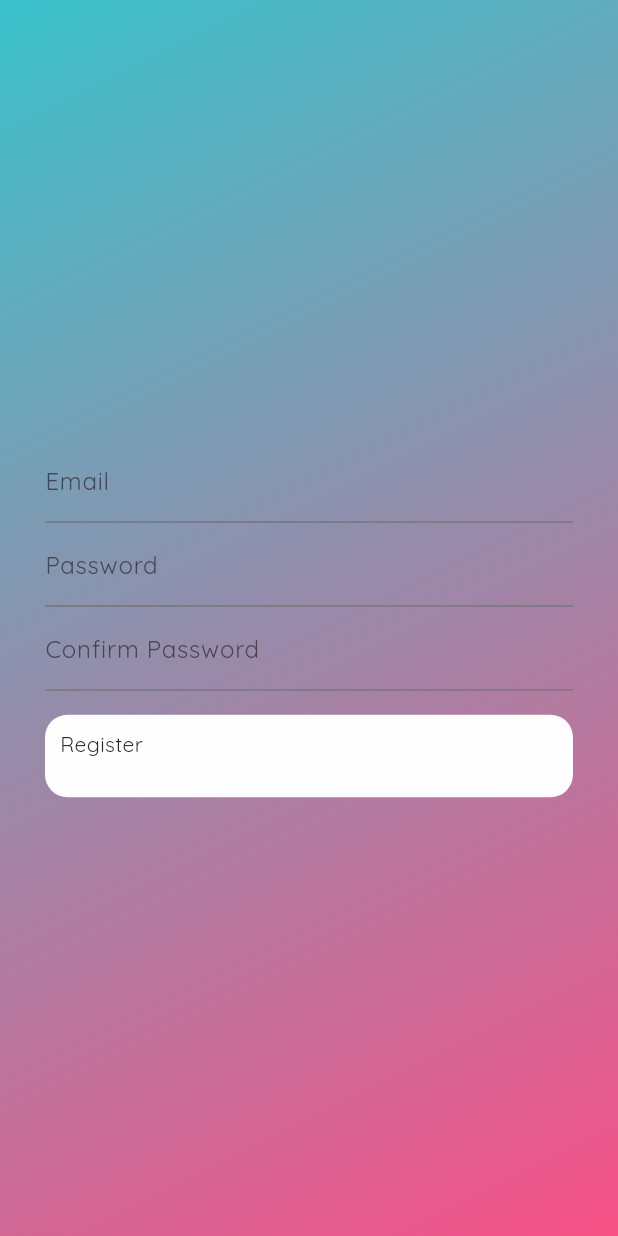
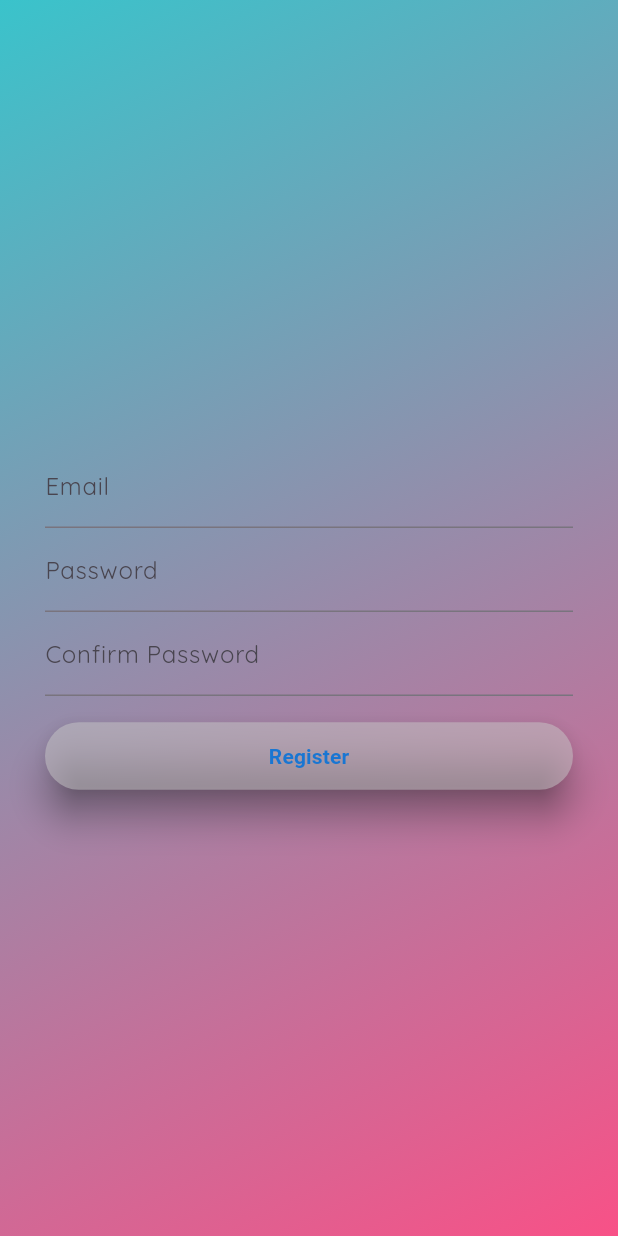
Before and after one commit to SupunJayaweera/Mobile_Quiz_App, a Flutter app: the RegisterScreen screen opened by its route, on a phone screen of 412 x 824 dp. Run offline on Flutter 3.47's test engine with Material 3 defaults, Android fonts, the phone set to English and light mode, and no system bars; our stand-ins replace cached_network_image, cloud_firestore, firebase_auth, firebase_core, firebase_storage, flutter_svg and 6 more; missing offline and left inert: easy_separator; accounts and stored records are empty; project files that could hold a hidden picture were left out.

```diff
--- a/lib/screens/login/register_screen.dart
+++ b/lib/screens/login/register_screen.dart
@@ -76,8 +76,8 @@ class RegisterScreen extends GetView<AuthConatroller> {
               SizedBox(
                   height: 16), // Add some space between text field and button
               // Register button
-              MainButton(
-                onTap: () {
+              ElevatedButton(
+                onPressed: () {
                   if (_formKey.currentState?.validate() ?? false) {
                     controller.registerWithEmailAndPassword(
                       _emailController.text.trim(),
@@ -85,7 +85,20 @@ class RegisterScreen extends GetView<AuthConatroller> {
                     );
                   }
                 },
-                child: Text("Register"),
+                style: ElevatedButton.styleFrom(
+                    shape: const StadiumBorder(),
+                    backgroundColor:
+                        Theme.of(context).splashColor.withOpacity(0.5),
+                    elevation: 10,
+                    shadowColor: Color.fromARGB(255, 34, 37, 41),
+                    minimumSize: const Size.fromHeight(45)),
+                child: Text(
+                  "Register",
+                  style: TextStyle(
+                    color: Theme.of(context).primaryColorDark,
+                    fontWeight: FontWeight.bold,
+                  ),
+                ),
               ),
             ],
           ),
--- a/pubspec.yaml
+++ b/pubspec.yaml
@@ -60,7 +60,12 @@ dev_dependencies:
   cloud_firestore: ^4.12.1
   firebase_storage: ^11.4.0
   cached_network_image: ^3.3.0
+  flutter_launcher_icons: ^0.13.1
 
+flutter_launcher_icons:
+  android: "launcher_icon"
+  ios: true
+  image_path: "assets/icons/icon.png"
 # For information on the generic Dart part of this file, see the
 # following page: https://dart.dev/tools/pub/pubspec
 
```
Also changed, not shown: pubspec.lock, 27 other files.
